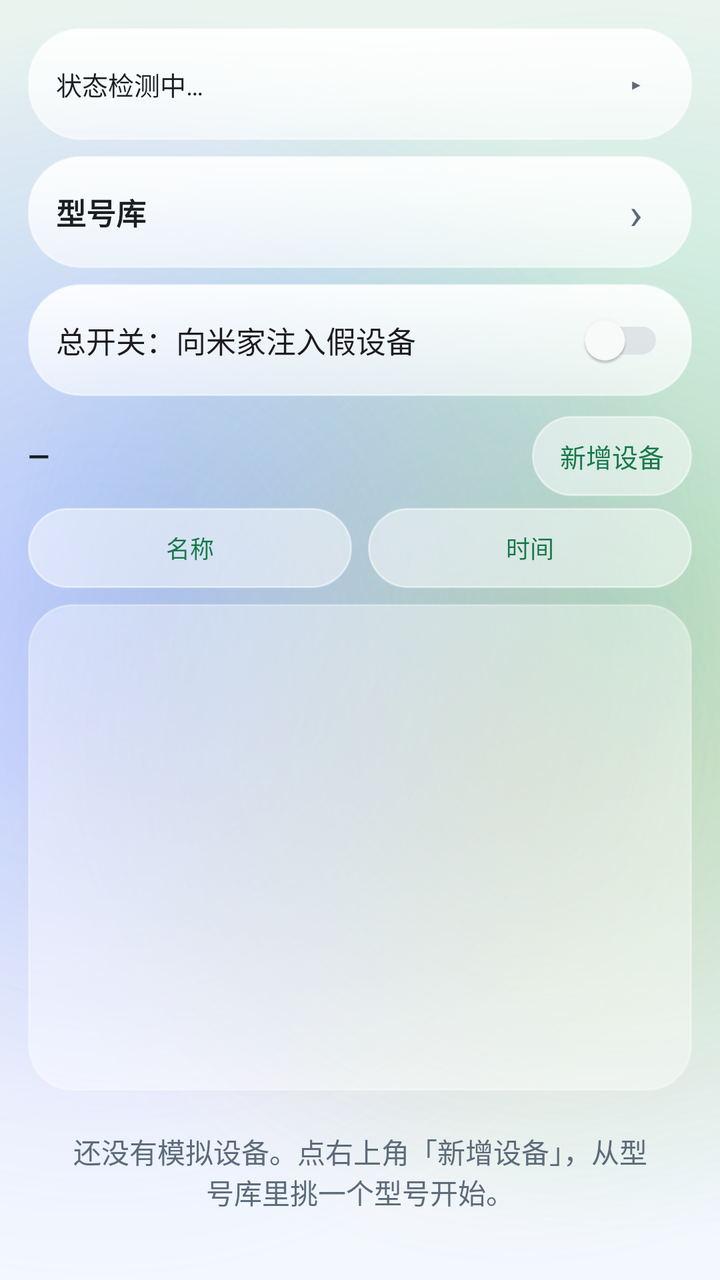
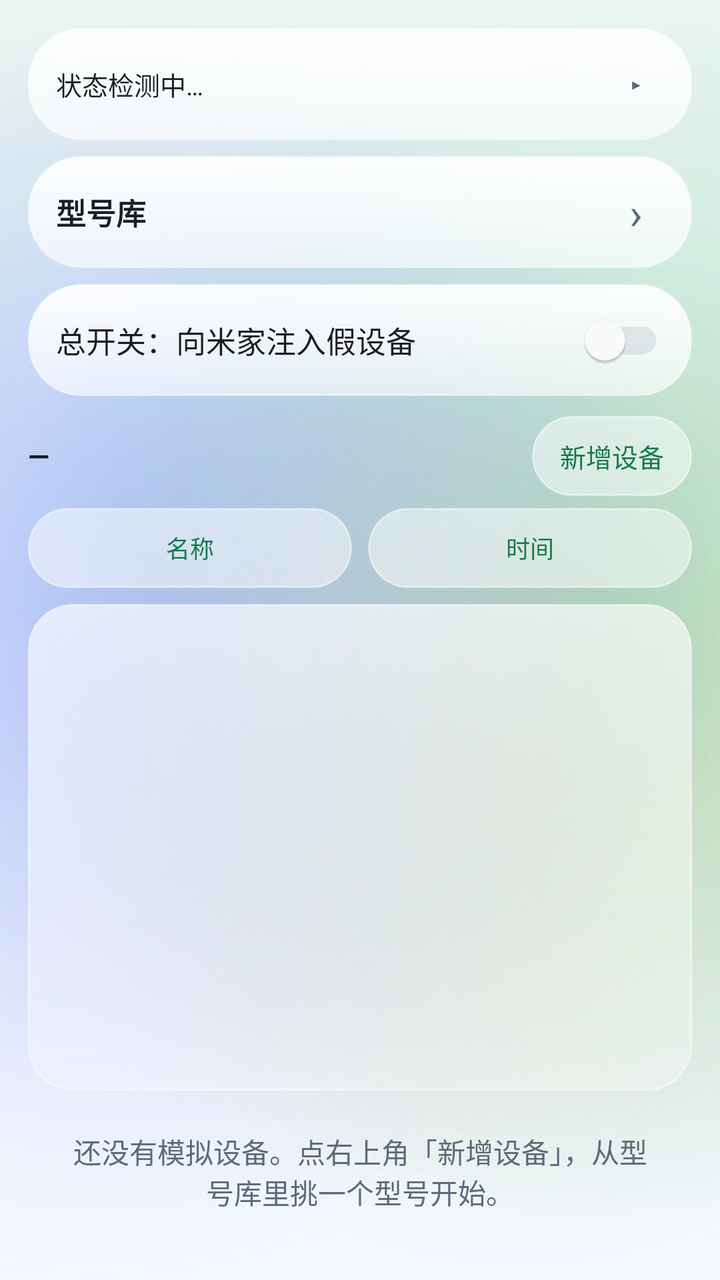

Two renders of the same Android screen: before a commit and after it. Below are the layout's source before the change and the commit's diff.
<!-- AndroidManifest.xml: application theme Theme.MijiaSim -->
<!-- res/layout/activity_main.xml -->
<?xml version="1.0" encoding="utf-8"?>
<LinearLayout xmlns:android="http://schemas.android.com/apk/res/android"
    android:layout_width="match_parent"
    android:layout_height="match_parent"
    android:orientation="vertical"
    android:paddingLeft="14dp"
    android:paddingTop="14dp"
    android:paddingRight="14dp"
    android:paddingBottom="14dp">

    
    <LinearLayout
        android:id="@+id/status_card"
        android:layout_width="match_parent"
        android:layout_height="wrap_content"
        android:background="@drawable/bg_glass_card"
        android:orientation="vertical">

        <LinearLayout
            android:id="@+id/status_header"
            android:layout_width="match_parent"
            android:layout_height="56dp"
            android:background="@drawable/bg_status_ripple"
            android:clickable="true"
            android:focusable="true"
            android:gravity="center_vertical"
            android:orientation="horizontal"
            android:paddingLeft="14dp"
            android:paddingRight="12dp">

            <TextView
                android:id="@+id/status_summary"
                android:layout_width="0dp"
                android:layout_height="wrap_content"
                android:layout_weight="1"
                android:ellipsize="end"
                android:maxLines="1"
                android:text="@string/status_placeholder"
                android:textColor="@color/ink"
                android:textSize="13sp" />

            <TextView
                android:id="@+id/status_toggle"
                android:layout_width="32dp"
                android:layout_height="32dp"
                android:gravity="center"
                android:text="@string/status_arrow_closed"
                android:textColor="@color/ink_muted"
                android:textSize="14sp" />
        </LinearLayout>

        <TextView
            android:id="@+id/status_text"
            android:layout_width="match_parent"
            android:layout_height="wrap_content"
            android:lineSpacingExtra="3dp"
            android:paddingLeft="14dp"
            android:paddingTop="2dp"
            android:paddingRight="14dp"
            android:paddingBottom="12dp"
            android:text="@string/status_placeholder"
            android:textColor="@color/ink"
            android:textSize="13sp"
            android:visibility="gone" />
    </LinearLayout>

    
    <LinearLayout
        android:id="@+id/btn_open_library"
        android:layout_width="match_parent"
        android:layout_height="56dp"
        android:layout_marginTop="8dp"
        android:background="@drawable/bg_glass_card"
        android:clickable="true"
        android:focusable="true"
        android:gravity="center_vertical"
        android:orientation="horizontal"
        android:paddingLeft="14dp"
        android:paddingRight="12dp">

        <TextView
            android:layout_width="0dp"
            android:layout_height="wrap_content"
            android:layout_weight="1"
            android:ellipsize="end"
            android:maxLines="1"
            android:text="@string/label_model_library_entry"
            android:textColor="@color/ink"
            android:textSize="15sp"
            android:textStyle="bold" />

        <TextView
            android:layout_width="32dp"
            android:layout_height="32dp"
            android:gravity="center"
            android:text="@string/glyph_chevron"
            android:textColor="@color/ink_muted"
            android:textSize="22sp" />
    </LinearLayout>

    <androidx.appcompat.widget.SwitchCompat
        android:id="@+id/switch_inject"
        android:layout_width="match_parent"
        android:layout_height="56dp"
        android:layout_marginTop="8dp"
        android:background="@drawable/bg_glass_card"
        android:gravity="center_vertical"
        android:paddingLeft="14dp"
        android:paddingRight="14dp"
        android:text="@string/label_master_switch"
        android:textSize="15sp" />

    <LinearLayout
        android:layout_width="match_parent"
        android:layout_height="wrap_content"
        android:layout_marginTop="10dp"
        android:gravity="center_vertical"
        android:orientation="horizontal">

        <TextView
            android:id="@+id/device_count"
            android:layout_width="0dp"
            android:layout_height="wrap_content"
            android:layout_weight="1"
            android:text="@string/count_placeholder"
            android:textColor="@color/ink"
            android:textSize="14sp"
            android:textStyle="bold" />

        <Button
            android:id="@+id/btn_add"
            style="@style/Widget.MijiaSim.Button.Pill"
            android:layout_width="wrap_content"
            android:layout_height="wrap_content"
            android:layout_marginStart="8dp"
            android:text="@string/action_add" />
    </LinearLayout>

    
    <LinearLayout
        android:layout_width="match_parent"
        android:layout_height="wrap_content"
        android:layout_marginTop="6dp"
        android:gravity="center_vertical"
        android:orientation="horizontal">

        <Button
            android:id="@+id/btn_sort_name"
            style="@style/Widget.MijiaSim.Button.Pill"
            android:layout_width="0dp"
            android:layout_height="wrap_content"
            android:layout_weight="1"
            android:minWidth="0dp"
            android:text="@string/sort_name"
            android:textSize="12sp" />

        <Button
            android:id="@+id/btn_sort_time"
            style="@style/Widget.MijiaSim.Button.Pill"
            android:layout_width="0dp"
            android:layout_height="wrap_content"
            android:layout_marginStart="8dp"
            android:layout_weight="1"
            android:minWidth="0dp"
            android:text="@string/sort_time"
            android:textSize="12sp" />
    </LinearLayout>

    <androidx.recyclerview.widget.RecyclerView
        android:id="@+id/device_list"
        android:layout_width="match_parent"
        android:layout_height="0dp"
        android:layout_marginTop="8dp"
        android:layout_weight="1"
        android:background="@drawable/bg_glass_card_soft"
        android:padding="4dp"
        android:scrollbars="vertical" />

    <TextView
        android:id="@+id/empty_hint"
        android:layout_width="match_parent"
        android:layout_height="wrap_content"
        android:gravity="center"
        android:padding="20dp"
        android:text="@string/hint_no_device"
        android:textColor="@color/ink_muted"
        android:textSize="14sp" />

</LinearLayout>
<!-- resources referenced by this layout -->
<resources>
  <color name="ink">#FF1B1F24</color>
  <color name="ink_muted">#FF5C6B7A</color>
  <!-- drawable bg_glass_card_soft (drawable) -->
  <?xml version="1.0" encoding="utf-8"?>
  <shape xmlns:android="http://schemas.android.com/apk/res/android"
      android:shape="rectangle">
      <solid android:color="@color/glass_soft" />
      <corners android:radius="22dp" />
      <stroke
          android:width="1dp"
          android:color="@color/glass_stroke_soft" />
  </shape>
  <string name="action_add">新增设备</string>
  <string name="count_placeholder">—</string>
  <string name="glyph_chevron">›</string>
  <string name="hint_no_device">还没有模拟设备。点右上角「新增设备」，从型号库里挑一个型号开始。</string>
  <string name="label_master_switch">总开关：向米家注入假设备</string>
  <string name="label_model_library_entry">型号库</string>
  <string name="sort_name">名称</string>
  <string name="sort_time">时间</string>
  <string name="status_arrow_closed">▸</string>
  <string name="status_placeholder">状态检测中…</string>
  <color name="glass_bottom">#99FFFFFF</color>
  <color name="glass_top">#E6FFFFFF</color>
  <color name="glass_stroke">#80FFFFFF</color>
  <color name="glass_soft">#66FFFFFF</color>
  <color name="glass_stroke_soft">#4DFFFFFF</color>
  <color name="row_pressed">#59FFFFFF</color>
  <color name="accent">#FF2bb673</color>
  <color name="accent_deep">#FF17794A</color>
  <color name="liquid_sky">#FFF3F8FF</color>
  <style name="ThemeOverlay.MijiaSim.ActionBar" parent="ThemeOverlay.AppCompat.Light">
          <item name="colorControlNormal">@color/ink</item>
          <item name="android:textColorPrimary">@color/ink</item>
      </style>
  <style name="Widget.MijiaSim.PopupMenu.Overflow" parent="Widget.AppCompat.PopupMenu.Overflow">
          <item name="android:popupBackground">@drawable/bg_glass_popup</item>
          <item name="android:popupElevation">10dp</item>
          <item name="overlapAnchor">false</item>
          <item name="android:dropDownVerticalOffset">6dp</item>
      </style>
  <style name="Widget.MijiaSim.PopupMenu" parent="Widget.AppCompat.PopupMenu">
          <item name="android:popupBackground">@drawable/bg_glass_popup</item>
          <item name="android:popupElevation">10dp</item>
      </style>
  <style name="TextAppearance.MijiaSim.PopupMenuItem" parent="TextAppearance.AppCompat.Widget.PopupMenu.Large">
          <item name="android:textColor">@color/ink</item>
          <item name="android:textSize">14sp</item>
      </style>
  <style name="Widget.MijiaSim.Switch" parent="Widget.AppCompat.CompoundButton.Switch">
          <item name="trackTint">@color/switch_track</item>
          <item name="thumbTint">@color/switch_thumb</item>
      </style>
  <color name="pill_pressed">#B3FFFFFF</color>
  <color name="pill_disabled">#40FFFFFF</color>
  <color name="pill_fill">#80FFFFFF</color>
  <color name="liquid_mist">#FFEAF4EF</color>
  <color name="blob_mint">#552BB673</color>
  <color name="blob_blue">#4D4C9AFF</color>
  <color name="blob_violet">#3D8E7CFF</color>
  <color name="blob_amber">#2EF2A33C</color>
  <style name="TextAppearance.MijiaSim.ActionBar.Title" parent="TextAppearance.AppCompat.Widget.ActionBar.Title">
          <item name="android:textColor">@color/ink</item>
          <item name="android:textSize">20sp</item>
          <item name="android:textStyle">bold</item>
          <item name="android:letterSpacing">0.01</item>
      </style>
  <style name="TextAppearance.MijiaSim.ActionBar.Subtitle" parent="TextAppearance.AppCompat.Widget.ActionBar.Subtitle">
          <item name="android:textColor">@color/ink_muted</item>
      </style>
  <color name="dialog_fill">#F7FFFFFF</color>
  <color name="popup_bottom">#FFF6FAFF</color>
  <color name="popup_top">#FFFFFFFF</color>
  <color name="glass_divider">#14000000</color>
  <!-- unchanged entries left out for length: 10 -->
</resources>

<!-- the commit's change to res/layout/activity_main.xml (unified diff, before → after) -->
@@ -166,13 +166,14 @@
             android:textSize="12sp" />
     </LinearLayout>
 
+    
     <androidx.recyclerview.widget.RecyclerView
         android:id="@+id/device_list"
         android:layout_width="match_parent"
         android:layout_height="0dp"
         android:layout_marginTop="8dp"
         android:layout_weight="1"
-        android:background="@drawable/bg_glass_card_soft"
+        android:background="@drawable/bg_glass_list_faint"
         android:padding="4dp"
         android:scrollbars="vertical" />
 
<!-- resource entries referenced after the edit -->
@@ -2,15 +2,18 @@
 <resources>
   <color name="ink">#FF1B1F24</color>
   <color name="ink_muted">#FF5C6B7A</color>
-  <!-- drawable bg_glass_card_soft (drawable) -->
+  <!-- drawable bg_glass_list_faint (drawable) -->
   <?xml version="1.0" encoding="utf-8"?>
   <shape xmlns:android="http://schemas.android.com/apk/res/android"
       android:shape="rectangle">
-      <solid android:color="@color/glass_soft" />
+      <gradient
+          android:angle="270"
+          android:endColor="@color/glass_card_faint_bottom"
+          android:startColor="@color/glass_card_faint_top" />
       <corners android:radius="22dp" />
       <stroke
           android:width="1dp"
-          android:color="@color/glass_stroke_soft" />
+          android:color="@color/glass_stroke" />
   </shape>
   <string name="action_add">新增设备</string>
   <string name="count_placeholder">—</string>
@@ -25,7 +28,8 @@
   <color name="glass_bottom">#99FFFFFF</color>
   <color name="glass_top">#E6FFFFFF</color>
   <color name="glass_stroke">#80FFFFFF</color>
-  <color name="glass_soft">#66FFFFFF</color>
+  <color name="glass_card_faint_bottom">#3DFFFFFF</color>
+  <color name="glass_card_faint_top">#A6FFFFFF</color>
   <color name="glass_stroke_soft">#4DFFFFFF</color>
   <color name="row_pressed">#59FFFFFF</color>
   <color name="accent">#FF2bb673</color>
